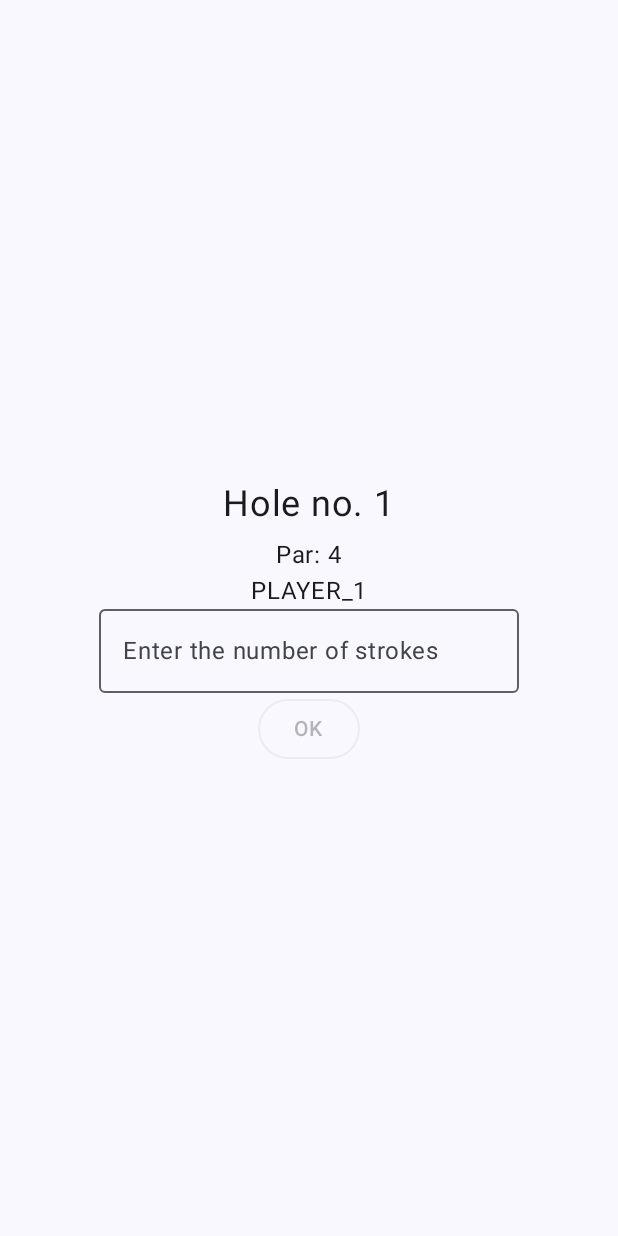
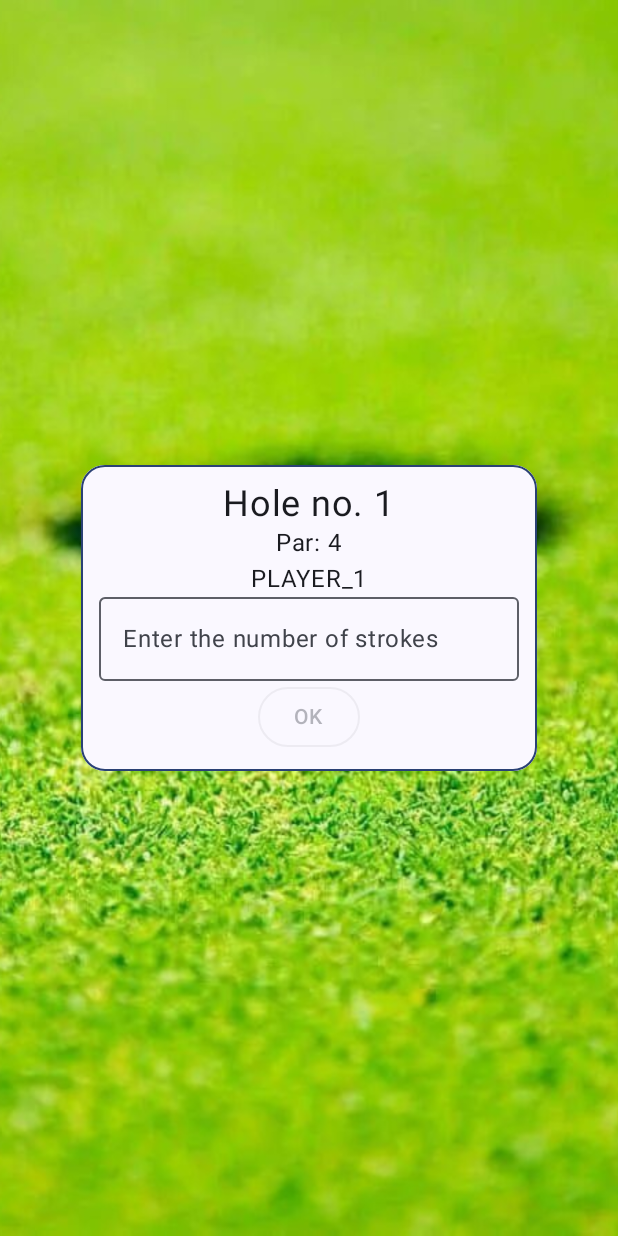
Before and after one commit to Ritersport/SkinsScoreboard, an Android app built with Jetpack Compose: the screen it shows after launch (MainActivity), on a phone screen of 412 x 824 dp. Run offline under Robolectric (Android 15) with nearby library versions, the phone set to English and light mode, and no system bars.

Commit message:
ui improvements

```diff
--- a/app/src/main/AndroidManifest.xml
+++ b/app/src/main/AndroidManifest.xml
@@ -6,9 +6,9 @@
         android:allowBackup="true"
         android:dataExtractionRules="@xml/data_extraction_rules"
         android:fullBackupContent="@xml/backup_rules"
-        android:icon="@mipmap/ic_launcher"
+        android:icon="@drawable/launcher_icon"
         android:label="@string/app_name"
-        android:roundIcon="@mipmap/ic_launcher_round"
+        android:roundIcon="@drawable/launcher_icon"
         android:supportsRtl="true"
         android:theme="@style/Theme.SkinsScoreboard">
         <activity
--- a/app/src/main/java/com/ritesrport/skinsscoreboard/MainActivity.kt
+++ b/app/src/main/java/com/ritesrport/skinsscoreboard/MainActivity.kt
@@ -9,14 +9,10 @@ import androidx.compose.foundation.layout.padding
 import androidx.compose.material3.Scaffold
 import androidx.compose.runtime.Composable
 import androidx.compose.ui.Modifier
-import androidx.lifecycle.ViewModelProvider
-import com.ritesrport.skinsscoreboard.data.HoleInputRepositoryImpl
 import com.ritesrport.skinsscoreboard.di.HoleInputRepositoryProvider
 import com.ritesrport.skinsscoreboard.ui.theme.SkinsScoreboardTheme
 import com.ritesrport.skinsscoreboard.view.composables.Game
-import com.ritesrport.skinsscoreboard.view.composables.HoleInput
 import com.ritesrport.skinsscoreboard.view.view_model.MainViewModel
-import com.ritesrport.skinsscoreboard.view.view_model.ViewModelFactory
 
 class MainActivity : ComponentActivity() {
     override fun onCreate(savedInstanceState: Bundle?) {
--- a/app/src/main/java/com/ritesrport/skinsscoreboard/domain/GameResultState.kt
+++ b/app/src/main/java/com/ritesrport/skinsscoreboard/domain/GameResultState.kt
@@ -1,3 +1,3 @@
 package com.ritesrport.skinsscoreboard.domain
 
-data class GameResultState(val winner: Player?)
+data class GameResultState(val winner: PlayerScore?)
--- /dev/null
+++ b/app/src/main/java/com/ritesrport/skinsscoreboard/domain/PlayerScore.kt
@@ -0,0 +1,3 @@
+package com.ritesrport.skinsscoreboard.domain
+
+data class PlayerScore(val player: Player, val score: Int)
--- a/app/src/main/java/com/ritesrport/skinsscoreboard/domain/ResultsComparator.kt
+++ b/app/src/main/java/com/ritesrport/skinsscoreboard/domain/ResultsComparator.kt
@@ -10,7 +10,7 @@ object ResultsComparator {
     /**
      * @return null, если ничья
      */
-    fun getWinner(results: Map<Player, PlayerResults>): Player? {
+    fun getWinner(results: Map<Player, PlayerResults>): PlayerScore? {
         val playerToScore = results.keys.associateWith { 0 }.toMutableMap()
 
         var drawCounter = 0 //ничья
@@ -28,7 +28,8 @@ object ResultsComparator {
         val nonZeroScore = playerToScore.values.filter { it != 0 }
         if (nonZeroScore.size != nonZeroScore.toSet().size) return null //возвращаем null, если есть ненеулевые
 
-        return playerToScore.maxByOrNull { it.value }?.key
+        val winner = playerToScore.maxByOrNull { it.value }
+        return winner?.let { PlayerScore(it.key, it.value) }
     }
 
 
--- a/app/src/main/java/com/ritesrport/skinsscoreboard/view/composables/GameOver.kt
+++ b/app/src/main/java/com/ritesrport/skinsscoreboard/view/composables/GameOver.kt
@@ -35,7 +35,7 @@ fun GameResults(viewModel: MainViewModel, modifier: Modifier = Modifier) {
                     "Draw!"
                 }
                 else {
-                    "Winner ${state.winner?.name}!!!"
+                    "Winner ${state.winner?.player?.name}!!!"
                 },
                 fontSize = 24.sp,
                 modifier = modifier.padding(8.dp)
--- a/app/src/main/java/com/ritesrport/skinsscoreboard/view/composables/HoleInput.kt
+++ b/app/src/main/java/com/ritesrport/skinsscoreboard/view/composables/HoleInput.kt
@@ -1,9 +1,15 @@
 package com.ritesrport.skinsscoreboard.view.composables
 
+import androidx.compose.foundation.BorderStroke
+import androidx.compose.foundation.Image
+import androidx.compose.foundation.background
 import androidx.compose.foundation.layout.Arrangement
+import androidx.compose.foundation.layout.Box
 import androidx.compose.foundation.layout.Column
-import androidx.compose.foundation.layout.fillMaxSize
+import androidx.compose.foundation.layout.fillMaxHeight
 import androidx.compose.foundation.layout.padding
+import androidx.compose.foundation.layout.wrapContentHeight
+import androidx.compose.foundation.shape.RoundedCornerShape
 import androidx.compose.foundation.text.KeyboardOptions
 import androidx.compose.material3.MaterialTheme
 import androidx.compose.material3.OutlinedButton
@@ -18,9 +24,12 @@ import androidx.compose.runtime.remember
 import androidx.compose.runtime.setValue
 import androidx.compose.ui.Alignment
 import androidx.compose.ui.Modifier
+import androidx.compose.ui.layout.ContentScale
+import androidx.compose.ui.res.painterResource
 import androidx.compose.ui.text.input.KeyboardType
 import androidx.compose.ui.unit.dp
 import androidx.compose.ui.unit.sp
+import com.ritesrport.skinsscoreboard.R
 import com.ritesrport.skinsscoreboard.domain.HoleInputIntent
 import com.ritesrport.skinsscoreboard.view.view_model.MainViewModel
 
@@ -29,19 +38,28 @@ fun HoleInput(viewModel: MainViewModel, modifier: Modifier = Modifier) {
     val state by viewModel.holeInputState.collectAsState()
     var okButtonEnabled by remember { mutableStateOf(false) }
     var textFieldValue by remember { mutableStateOf("") }
+    Box(contentAlignment = Alignment.Center) {
+        Image(
+            painterResource(R.drawable.hole),
+            contentDescription = null,
+            contentScale = ContentScale.Crop,
+            modifier = modifier.fillMaxHeight()
+        )
         Surface(
-        color = MaterialTheme.colorScheme.background,
-        modifier = modifier.fillMaxSize()
+            shape = RoundedCornerShape(16.dp),
+            border = BorderStroke(1.dp, MaterialTheme.colorScheme.primary)
         ) {
             Column(
-            modifier = Modifier.padding(vertical = 20.dp),
+                modifier = Modifier
+                    .background(MaterialTheme.colorScheme.background)
+                    .wrapContentHeight()
+                    .padding(12.dp),
                 verticalArrangement = Arrangement.Center,
                 horizontalAlignment = Alignment.CenterHorizontally,
             ) {
                 Text(
                     text = "Hole no. ${state.holeData.holeNumber}",
                     fontSize = 24.sp,
-                modifier = modifier.padding(8.dp)
                 )
                 Text("Par: ${state.holeData.par}")
                 Text(state.player.name)
@@ -52,7 +70,7 @@ fun HoleInput(viewModel: MainViewModel, modifier: Modifier = Modifier) {
                         val intValue = it.toIntOrNull()
                         okButtonEnabled = intValue in 1..1000
                     },
-                placeholder = { Text("Enter the number of strokes")},
+                    placeholder = { Text("Enter the number of strokes") },
                     keyboardOptions = KeyboardOptions(keyboardType = KeyboardType.Number),
                 )
                 OutlinedButton(enabled = okButtonEnabled, onClick = {
@@ -65,3 +83,4 @@ fun HoleInput(viewModel: MainViewModel, modifier: Modifier = Modifier) {
             }
         }
     }
+}
```
Also changed, not shown: app/src/main/java/com/ritesrport/skinsscoreboard/domain/HoleInputIntent.kt (+4 -4 lines), app/src/main/java/com/ritesrport/skinsscoreboard/view/view_model/MainViewModel.kt (+8 -10 lines), app/src/main/res/drawable/hole.jpeg (added), app/src/main/res/drawable/launcher_icon.jpg (added). Lines whose indentation alone changed are shown as unchanged.
